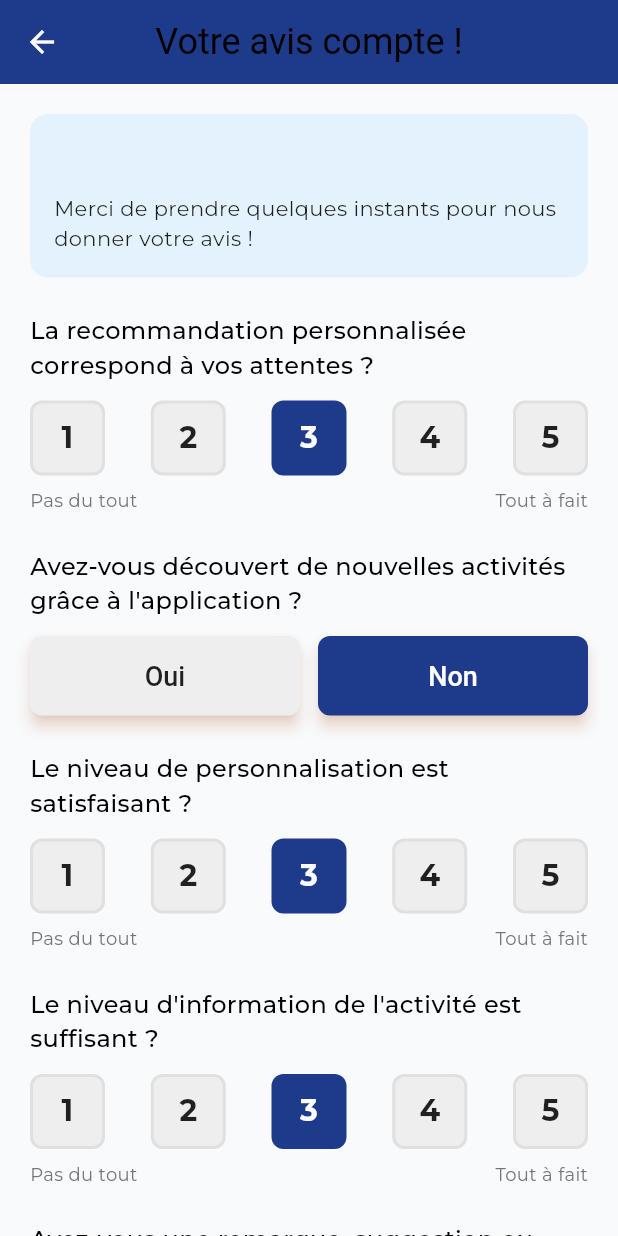
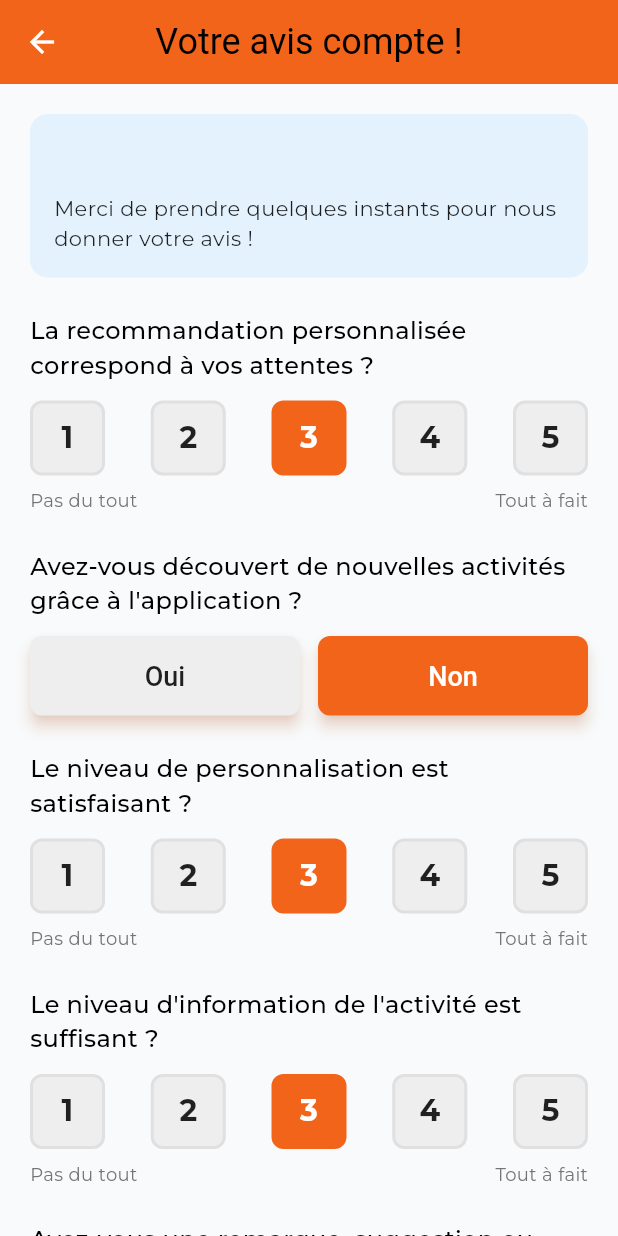
Before and after one commit to sandersdHES/whateka, a Flutter app: the FeedbackHotScreen screen opened directly with empty values, on a phone screen of 412 x 824 dp. Run offline on Flutter 3.47's test engine with Material 3 defaults, Android fonts, the phone set to English and light mode, and no system bars; our stand-ins replace firebase_core, flutter_map, geolocator, google_fonts, latlong2, supabase_flutter; accounts and stored records are empty.

Commit message:
fix: Update feedback colors to match Whateka brand (cyan/orange)

```diff
--- a/lib/screens/feedback_hot_screen.dart
+++ b/lib/screens/feedback_hot_screen.dart
@@ -1,4 +1,5 @@
 import 'package:flutter/material.dart';
+import '../main.dart';
 import '../models/activity.dart';
 import '../models/feedback_hot.dart';
 import '../services/feedback_service.dart';
@@ -91,12 +92,12 @@ class _FeedbackHotScreenState extends State<FeedbackHotScreen> {
                 height: 50,
                 decoration: BoxDecoration(
                   color: currentValue == value
-                      ? const Color(0xFF1E3A8A)
+                      ? AppColors.orange
                       : Colors.grey[200],
                   borderRadius: BorderRadius.circular(8),
                   border: Border.all(
                     color: currentValue == value
-                        ? const Color(0xFF1E3A8A)
+                        ? AppColors.orange
                         : Colors.grey[300]!,
                     width: 2,
                   ),
@@ -138,7 +139,7 @@ class _FeedbackHotScreenState extends State<FeedbackHotScreen> {
     return Scaffold(
       appBar: AppBar(
         title: const Text('Votre avis compte !'),
-        backgroundColor: const Color(0xFF1E3A8A),
+        backgroundColor: AppColors.orange,
         foregroundColor: Colors.white,
       ),
       body: SingleChildScrollView(
@@ -194,7 +195,7 @@ class _FeedbackHotScreenState extends State<FeedbackHotScreen> {
                     onPressed: () => setState(() => _discoveredNewActivities = true),
                     style: ElevatedButton.styleFrom(
                       backgroundColor: _discoveredNewActivities
-                          ? const Color(0xFF1E3A8A)
+                          ? AppColors.orange
                           : Colors.grey[200],
                       foregroundColor: _discoveredNewActivities
                           ? Colors.white
@@ -213,7 +214,7 @@ class _FeedbackHotScreenState extends State<FeedbackHotScreen> {
                     onPressed: () => setState(() => _discoveredNewActivities = false),
                     style: ElevatedButton.styleFrom(
                       backgroundColor: !_discoveredNewActivities
-                          ? const Color(0xFF1E3A8A)
+                          ? AppColors.orange
                           : Colors.grey[200],
                       foregroundColor: !_discoveredNewActivities
                           ? Colors.white
@@ -274,14 +275,14 @@ class _FeedbackHotScreenState extends State<FeedbackHotScreen> {
                     onPressed: _isSubmitting ? null : () => Navigator.of(context).pop(),
                     style: OutlinedButton.styleFrom(
                       padding: const EdgeInsets.symmetric(vertical: 16),
-                      side: const BorderSide(color: Color(0xFF1E3A8A)),
+                      side: const BorderSide(color: AppColors.cyan),
                       shape: RoundedRectangleBorder(
                         borderRadius: BorderRadius.circular(8),
                       ),
                     ),
                     child: const Text(
                       'Passer',
-                      style: TextStyle(color: Color(0xFF1E3A8A)),
+                      style: TextStyle(color: AppColors.cyan),
                     ),
                   ),
                 ),
@@ -291,7 +292,7 @@ class _FeedbackHotScreenState extends State<FeedbackHotScreen> {
                   child: ElevatedButton(
                     onPressed: _isSubmitting ? null : _submitFeedback,
                     style: ElevatedButton.styleFrom(
-                      backgroundColor: const Color(0xFF1E3A8A),
+                      backgroundColor: AppColors.orange,
                       foregroundColor: Colors.white,
                       padding: const EdgeInsets.symmetric(vertical: 16),
                       shape: RoundedRectangleBorder(
--- a/lib/screens/single_activity_screen.dart
+++ b/lib/screens/single_activity_screen.dart
@@ -105,7 +105,7 @@ class _SingleActivityScreenState extends State<SingleActivityScreen> {
             ),
             ElevatedButton(
               style: ElevatedButton.styleFrom(
-                backgroundColor: const Color(0xFF1E3A8A),
+                backgroundColor: AppColors.orange,
                 foregroundColor: Colors.white,
                 shape: RoundedRectangleBorder(
                   borderRadius: BorderRadius.circular(8),
```
